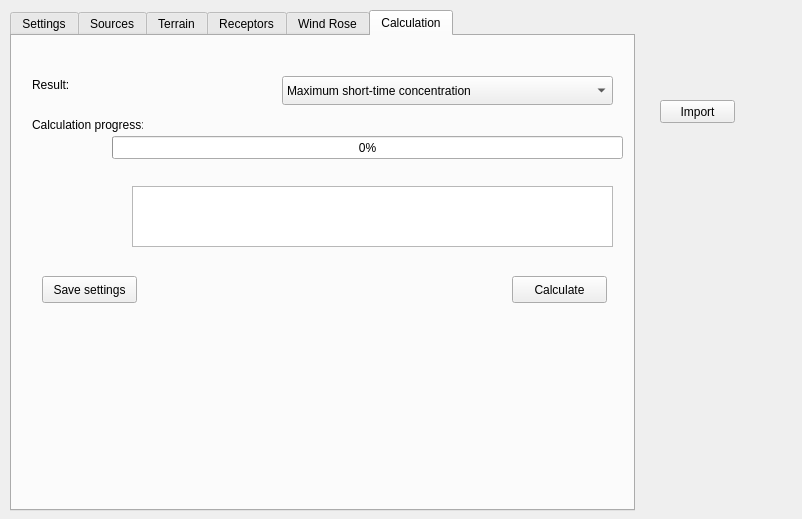
Old version of the form main_dialog_base_v2.ui in the repository ruz76/qgis_opensymos_3.
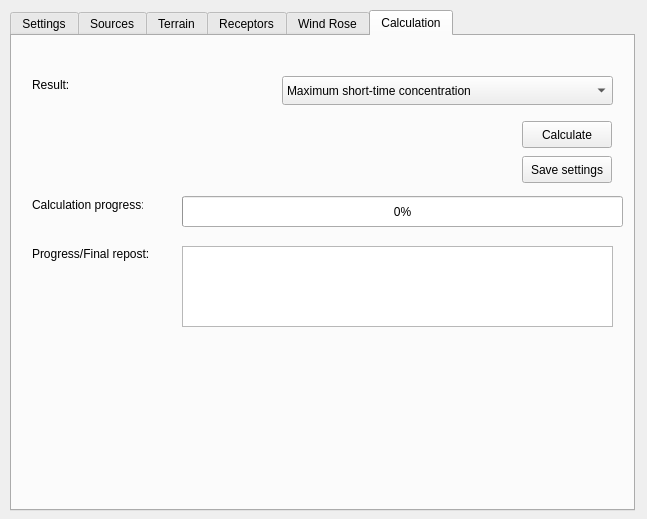
New version of the form. The open tabs and pages were chosen to show the change. Custom widgets are drawn as their Qt base class.

```diff
--- a/main_dialog_base_v2.ui
+++ b/main_dialog_base_v2.ui
@@ -6,7 +6,7 @@
    <rect>
     <x>0</x>
     <y>0</y>
-    <width>802</width>
+    <width>647</width>
     <height>519</height>
    </rect>
   </property>
@@ -1127,10 +1127,10 @@
     <widget class="QProgressBar" name="progressBar">
      <property name="geometry">
       <rect>
-       <x>100</x>
-       <y>100</y>
-       <width>511</width>
-       <height>23</height>
+       <x>170</x>
+       <y>160</y>
+       <width>441</width>
+       <height>31</height>
       </rect>
      </property>
      <property name="value">
@@ -1140,9 +1140,9 @@
     <widget class="QPushButton" name="btnCalculate">
      <property name="geometry">
       <rect>
-       <x>500</x>
-       <y>240</y>
-       <width>95</width>
+       <x>510</x>
+       <y>85</y>
+       <width>90</width>
        <height>27</height>
       </rect>
      </property>
@@ -1153,10 +1153,10 @@
     <widget class="QTextEdit" name="txtStatus">
      <property name="geometry">
       <rect>
-       <x>120</x>
-       <y>150</y>
-       <width>481</width>
-       <height>61</height>
+       <x>170</x>
+       <y>210</y>
+       <width>431</width>
+       <height>81</height>
       </rect>
      </property>
      <property name="autoFillBackground">
@@ -1167,7 +1167,7 @@
      <property name="geometry">
       <rect>
        <x>20</x>
-       <y>80</y>
+       <y>160</y>
        <width>111</width>
        <height>17</height>
       </rect>
@@ -1179,9 +1179,9 @@
     <widget class="QPushButton" name="btnSaveSettings">
      <property name="geometry">
       <rect>
-       <x>30</x>
-       <y>240</y>
-       <width>95</width>
+       <x>510</x>
+       <y>120</y>
+       <width>90</width>
        <height>27</height>
       </rect>
      </property>
@@ -1189,6 +1189,19 @@
       <string>Save settings</string>
      </property>
     </widget>
+    <widget class="QLabel" name="lblFinalReport">
+     <property name="geometry">
+      <rect>
+       <x>20</x>
+       <y>210</y>
+       <width>121</width>
+       <height>16</height>
+      </rect>
+     </property>
+     <property name="text">
+      <string>Progress/Final repost:</string>
+     </property>
+    </widget>
    </widget>
   </widget>
   <widget class="QPushButton" name="btnImportPointSourceFromLayer">
```
Left out of the diff: 84 changed lines with no effect on the pictures.
